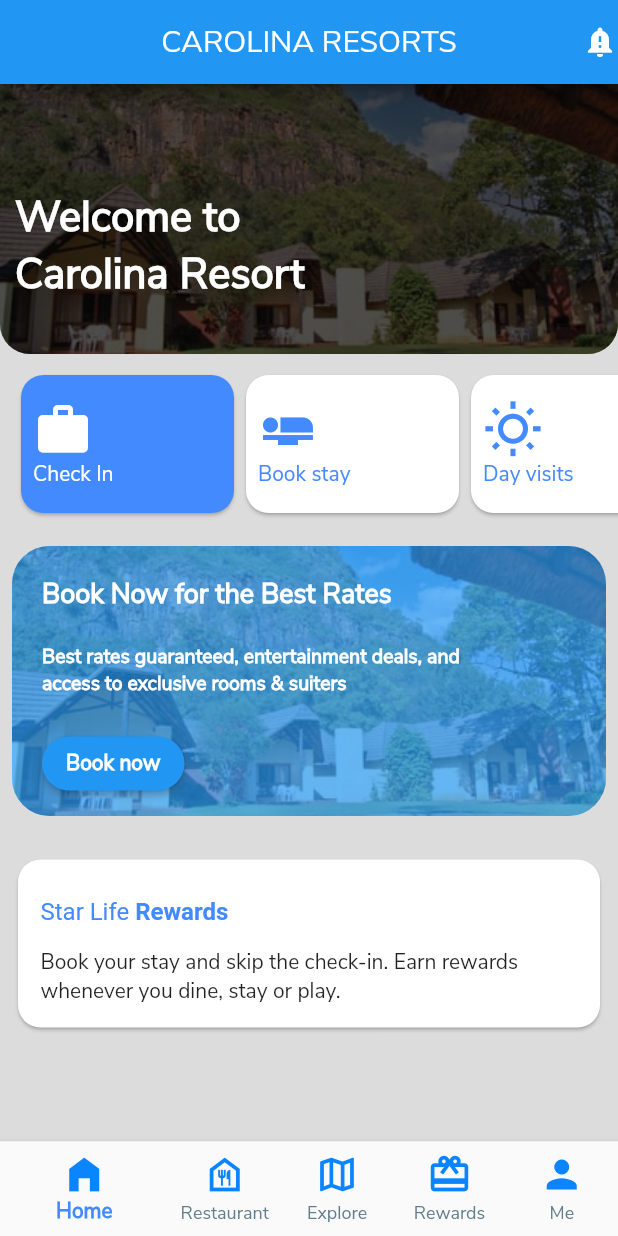
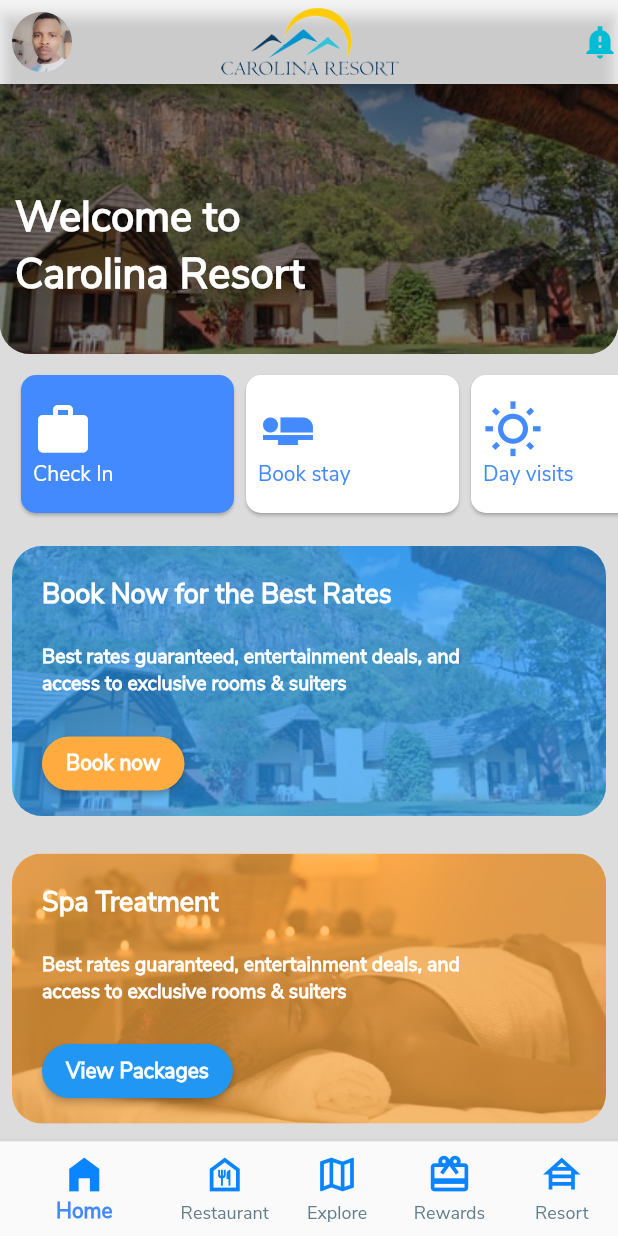
Before and after one commit to sibusisondlovu/bears-palace, a Flutter app: the screen it shows after launch, on a phone screen of 412 x 824 dp. Run offline on Flutter 3.47's test engine with Material 2 defaults, Android fonts, the phone set to English and light mode, and no system bars; our stand-ins replace circular_profile_avatar, cloud_firestore, cool_alert, datetime_picker_formfield, firebase_auth, firebase_core and 4 more; accounts and stored records are empty.

Commit message:
resort screen and home page clean up

```diff
--- a/lib/root_layout_screen.dart
+++ b/lib/root_layout_screen.dart
@@ -5,7 +5,9 @@ import 'package:bears_palace_app/screens/chat/chats_screen.dart';
 import 'package:bears_palace_app/screens/explore_screen.dart';
 import 'package:bears_palace_app/screens/home_screen.dart';
 import 'package:bears_palace_app/screens/photos_screen.dart';
+import 'package:bears_palace_app/screens/resort_screen.dart';
 import 'package:bears_palace_app/screens/restaurant_screen.dart';
+import 'package:circular_profile_avatar/circular_profile_avatar.dart';
 import 'package:flutter/material.dart';
 
 import 'colors.dart';
@@ -24,7 +26,7 @@ class _RootLayoutScreenState extends State<RootLayoutScreen> {
     RestaurantScreen(),
     ExploreScreen(),
     AccountScreen(),
-    AccountScreen(),
+    ResortScreen(),
   ];
 
   void _onItemTapped(int index) {
@@ -36,6 +38,27 @@ class _RootLayoutScreenState extends State<RootLayoutScreen> {
   @override
   Widget build(BuildContext context) {
     return Scaffold(
+      drawer: Drawer(),
+      appBar: AppBar(
+        backgroundColor: Colors.white.withOpacity(0.3),
+       // toolbarHeight: 70,
+        title: Image.asset('assets/images/app_bar_logo.png', height: 50,),
+        centerTitle: true,
+        leading: Padding(
+          padding: const EdgeInsets.all(8.0),
+          child: ClipOval(
+            child: Image.asset(
+              'assets/images/default_profile_avatar.jpg',
+              width: 40,
+              height: 40,
+              fit: BoxFit.cover,
+            ),
+          ),
+        ),
+        actions: [
+          Icon(Icons.notification_important_sharp, color: Colors.cyan,)
+          ],
+      ),
       body: tabs[_currentIndex],
       bottomNavigationBar: BottomNavigationBar(
         items: [
@@ -65,8 +88,8 @@ class _RootLayoutScreenState extends State<RootLayoutScreen> {
 
           ),
           BottomNavigationBarItem(
-            label: 'Me',
-            icon: Icon(Icons.person,
+            label: 'Resort',
+            icon: Icon(Icons.house_siding,
                 color: Color(int.parse(AppColors.primaryColor))),
 
           ),
--- a/lib/screens/account_screen.dart
+++ b/lib/screens/account_screen.dart
@@ -138,10 +138,6 @@ class _AccountScreenState extends State<AccountScreen> {
   @override
   Widget build(BuildContext context) {
     return Scaffold(
-      appBar: AppBar(
-        title: Text('My Account'),
-      ),
-      drawer: sideDrawer(context),
       body: SafeArea(
           child: isProfileActivated
               ? _profileActivated(context)
@@ -157,7 +153,7 @@ class _AccountScreenState extends State<AccountScreen> {
         radius: 100, // sets radius, default 50.0
         backgroundColor:
             Colors.transparent, // sets background color, default Colors.white
-        borderWidth: 10, // sets border, default 0.0
+        borderWidth: 1, // sets border, default 0.0
   // sets initials text, set your own style, default Text('')
         borderColor: Colors.brown, // sets border color, default Colors.white
         elevation:
--- a/lib/screens/home_screen.dart
+++ b/lib/screens/home_screen.dart
@@ -50,18 +50,13 @@ class _HomeScreenState extends State<HomeScreen> {
   @override
   Widget build(BuildContext context) {
     return Scaffold(
-        appBar: AppBar(
-          title: Text('CAROLINA RESORTS'),
-          centerTitle: true,
-          actions: [Icon(Icons.notification_important)],
-        ),
         backgroundColor: Colors.black12,
         body: SingleChildScrollView(
           child: Column(children: [
             headerBackgroundImage(context),
-
             belowHeaderScrollingList(context),
             callToActionCard(context),
+            callToActionCard2(context),
             rewardsCard(context)
           ]),
         ));
@@ -72,7 +67,7 @@ class _HomeScreenState extends State<HomeScreen> {
       padding: const EdgeInsets.all(8.0),
       child: Stack(children: [
         ClipRRect(
-          borderRadius: BorderRadius.all(Radius.circular(25)),
+          borderRadius: BorderRadius.all(Radius.circular(20)),
           child: Container(
             color: Colors.blue,
             child: Opacity(
@@ -112,6 +107,7 @@ class _HomeScreenState extends State<HomeScreen> {
               ),
               ElevatedButton(
                   style: ElevatedButton.styleFrom(
+                    primary: Colors.orangeAccent,
                     shape: new RoundedRectangleBorder(
                       borderRadius: new BorderRadius.circular(30.0),
                     ),
@@ -119,6 +115,68 @@ class _HomeScreenState extends State<HomeScreen> {
                   onPressed: () {},
                   child: Text(
                     'Book now',
+                    style: TextStyle(
+                        fontWeight: FontWeight.bold, color: Colors.white),
+                  ))
+            ],
+          ),
+        )
+      ]),
+    );
+  }
+
+  Widget callToActionCard2(BuildContext context) {
+    return Padding(
+      padding: const EdgeInsets.all(8.0),
+      child: Stack(children: [
+        ClipRRect(
+          borderRadius: BorderRadius.all(Radius.circular(20)),
+          child: Container(
+            color: Colors.orangeAccent,
+            child: Opacity(
+                opacity: 0.3,
+                child: Image.asset(
+                  'assets/images/spa_treatment.jpg',
+                  fit: BoxFit.cover,
+                  width: MediaQuery.of(context).size.width,
+                  height: 180,
+                )),
+          ),
+        ),
+        Padding(
+          padding: const EdgeInsets.all(20.0),
+          child: Column(
+            crossAxisAlignment: CrossAxisAlignment.start,
+            children: [
+              Text(
+                'Spa Treatment',
+                style: TextStyle(
+                    fontSize: 18,
+                    color: Colors.white,
+                    fontWeight: FontWeight.bold),
+              ),
+              SizedBox(
+                height: 20,
+              ),
+              Text(
+                'Best rates guaranteed, entertainment deals, and \naccess to exclusive rooms & suiters',
+                style: TextStyle(
+                    fontSize: 13,
+                    color: Colors.white,
+                    fontWeight: FontWeight.bold),
+              ),
+              SizedBox(
+                height: 20,
+              ),
+              ElevatedButton(
+                  style: ElevatedButton.styleFrom(
+                    shape: new RoundedRectangleBorder(
+                      borderRadius: new BorderRadius.circular(30.0),
+                    ),
+                  ),
+                  onPressed: () {},
+                  child: Text(
+                    'View Packages',
                     style: TextStyle(
                         fontWeight: FontWeight.bold, color: Colors.white),
                   ))
@@ -138,7 +196,7 @@ class _HomeScreenState extends State<HomeScreen> {
         child: Stack(
           children: [
             Opacity(
-                opacity: 0.3,
+                opacity: 0.5,
                 child: Image.asset('assets/images/home_screen_bg.jpg',
                 height: 180,
                 fit: BoxFit.cover,
@@ -177,7 +235,7 @@ class _HomeScreenState extends State<HomeScreen> {
               height: 70,
               child: Card(
                   shape: RoundedRectangleBorder(
-                    borderRadius: BorderRadius.circular(15.0),
+                    borderRadius: BorderRadius.circular(10.0),
                   ),
                   color: Colors.blueAccent,
                   child: Padding(
@@ -208,7 +266,7 @@ class _HomeScreenState extends State<HomeScreen> {
                 },
                 child: Card(
                     shape: RoundedRectangleBorder(
-                      borderRadius: BorderRadius.circular(15.0),
+                      borderRadius: BorderRadius.circular(10.0),
                     ),
                     child: Padding(
                       padding: const EdgeInsets.all(8.0),
@@ -234,7 +292,7 @@ class _HomeScreenState extends State<HomeScreen> {
               height: 70,
               child: Card(
                   shape: RoundedRectangleBorder(
-                    borderRadius: BorderRadius.circular(15.0),
+                    borderRadius: BorderRadius.circular(10.0),
                   ),
                   child: Padding(
                     padding: const EdgeInsets.all(8.0),
```
Also changed, not shown: lib/screens/resort_screen.dart (+44 -1 lines), assets/images/app_bar_logo.png (added), assets/images/app_logo.png, assets/images/contact_us_icon.png (added), assets/images/local_attractions_icon.png (added), assets/images/shuttle_services_icon.png (added), assets/images/spa_treatment.jpg (added), assets/images/weather_icon.png (added), 1 other file.
